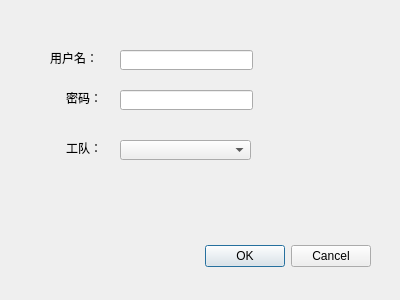
This is Login.ui in hotonion/learngit as Qt 5 draws it before an edit. The edited form follows.
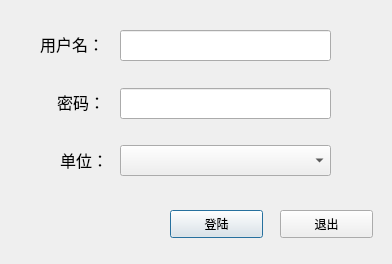
This is the edited form.

Patch:
```diff
--- a/Login.ui
+++ b/Login.ui
@@ -6,38 +6,28 @@
    <rect>
     <x>0</x>
     <y>0</y>
-    <width>400</width>
-    <height>300</height>
+    <width>392</width>
+    <height>264</height>
    </rect>
   </property>
   <property name="windowTitle">
    <string>电力设备履历录入系统</string>
   </property>
-  <widget class="QDialogButtonBox" name="buttonBox">
-   <property name="geometry">
-    <rect>
-     <x>30</x>
-     <y>240</y>
-     <width>341</width>
-     <height>32</height>
-    </rect>
-   </property>
-   <property name="orientation">
-    <enum>Qt::Horizontal</enum>
-   </property>
-   <property name="standardButtons">
-    <set>QDialogButtonBox::Cancel|QDialogButtonBox::Ok</set>
-   </property>
-  </widget>
   <widget class="QLabel" name="label">
    <property name="geometry">
     <rect>
-     <x>50</x>
-     <y>50</y>
-     <width>48</width>
-     <height>16</height>
+     <x>40</x>
+     <y>34</y>
+     <width>71</width>
+     <height>20</height>
     </rect>
    </property>
+   <property name="font">
+    <font>
+     <family>微软雅黑</family>
+     <pointsize>12</pointsize>
+    </font>
+   </property>
    <property name="text">
     <string>用户名：</string>
    </property>
@@ -45,12 +35,18 @@
   <widget class="QLabel" name="label_2">
    <property name="geometry">
     <rect>
-     <x>66</x>
-     <y>90</y>
-     <width>36</width>
-     <height>16</height>
+     <x>57</x>
+     <y>92</y>
+     <width>51</width>
+     <height>20</height>
     </rect>
    </property>
+   <property name="font">
+    <font>
+     <family>微软雅黑</family>
+     <pointsize>12</pointsize>
+    </font>
+   </property>
    <property name="text">
     <string>密码：</string>
    </property>
@@ -58,33 +54,45 @@
   <widget class="QLabel" name="label_3">
    <property name="geometry">
     <rect>
-     <x>66</x>
-     <y>140</y>
-     <width>36</width>
-     <height>16</height>
+     <x>60</x>
+     <y>150</y>
+     <width>51</width>
+     <height>20</height>
     </rect>
    </property>
+   <property name="font">
+    <font>
+     <family>微软雅黑</family>
+     <pointsize>12</pointsize>
+    </font>
+   </property>
    <property name="text">
-    <string>工队：</string>
+    <string>单位：</string>
    </property>
   </widget>
   <widget class="QLineEdit" name="lineEdit_user">
    <property name="geometry">
     <rect>
      <x>120</x>
-     <y>50</y>
-     <width>133</width>
-     <height>20</height>
+     <y>30</y>
+     <width>211</width>
+     <height>31</height>
     </rect>
    </property>
+   <property name="font">
+    <font>
+     <family>Arial</family>
+     <pointsize>12</pointsize>
+    </font>
+   </property>
   </widget>
   <widget class="QLineEdit" name="lineEdit_passwd">
    <property name="geometry">
     <rect>
      <x>120</x>
-     <y>90</y>
-     <width>133</width>
-     <height>20</height>
+     <y>88</y>
+     <width>211</width>
+     <height>31</height>
     </rect>
    </property>
   </widget>
@@ -92,10 +100,42 @@
    <property name="geometry">
     <rect>
      <x>120</x>
-     <y>140</y>
-     <width>131</width>
-     <height>20</height>
+     <y>145</y>
+     <width>211</width>
+     <height>31</height>
     </rect>
+   </property>
+   <property name="font">
+    <font>
+     <family>微软雅黑</family>
+     <pointsize>12</pointsize>
+    </font>
+   </property>
+  </widget>
+  <widget class="QPushButton" name="pushButton">
+   <property name="geometry">
+    <rect>
+     <x>170</x>
+     <y>210</y>
+     <width>93</width>
+     <height>28</height>
+    </rect>
+   </property>
+   <property name="text">
+    <string>登陆</string>
+   </property>
+  </widget>
+  <widget class="QPushButton" name="pushButton_2">
+   <property name="geometry">
+    <rect>
+     <x>280</x>
+     <y>210</y>
+     <width>93</width>
+     <height>28</height>
+    </rect>
+   </property>
+   <property name="text">
+    <string>退出</string>
    </property>
   </widget>
  </widget>
```
Left out of the diff: 35 changed lines with no effect on the pictures.
